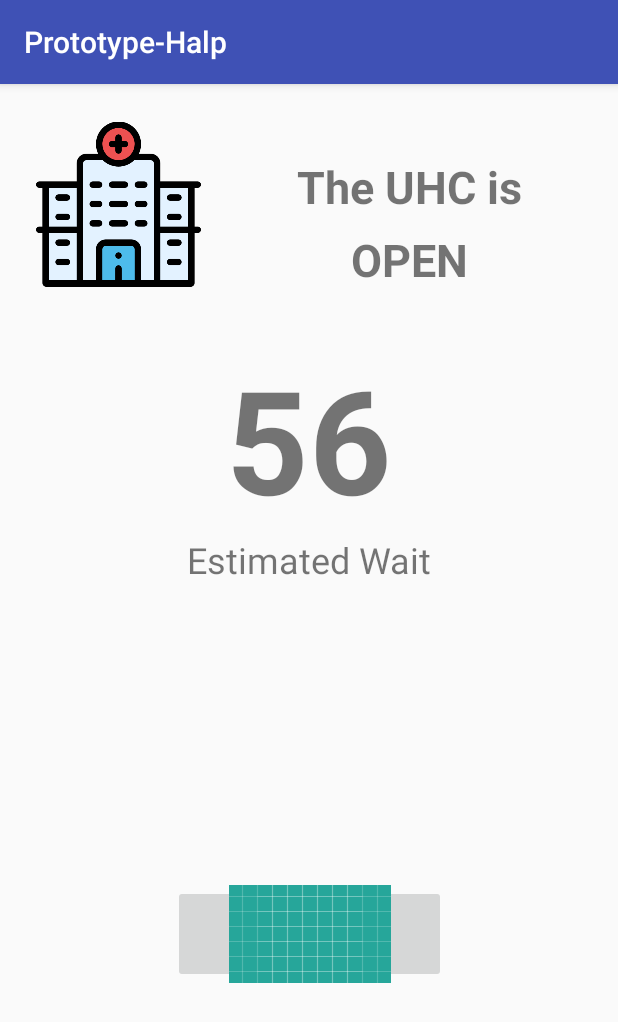
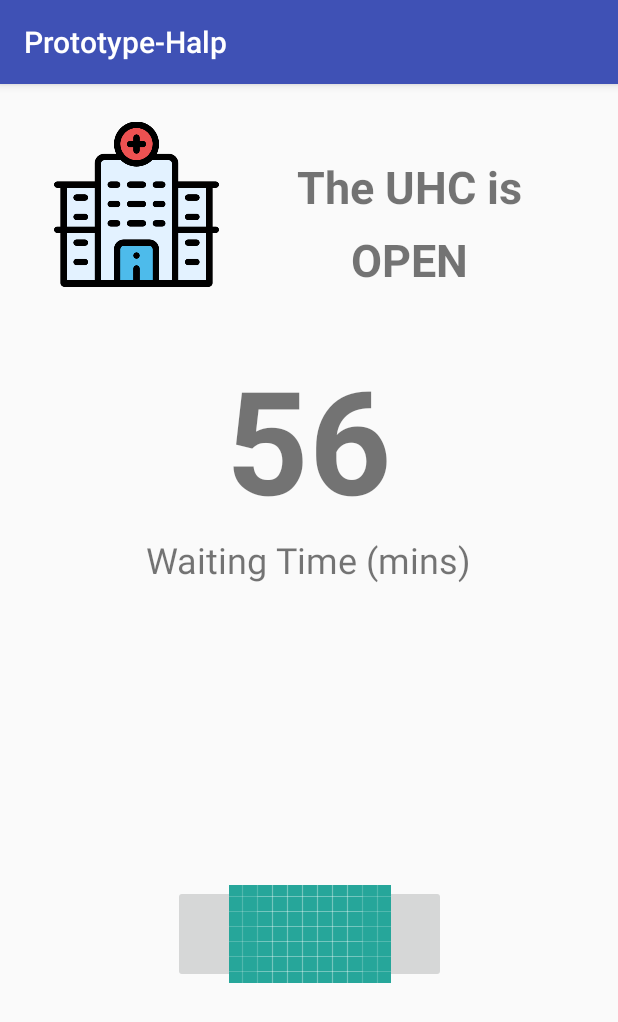
Before and after one commit to pikulet/orbital-halp, an Android app: the screen it shows after launch (MainActivity), on a phone screen of 412 x 824 dp. Shown: the top 1022 px of the screen. Run offline under Robolectric (Android 15) with nearby library versions, the phone set to English and light mode, and no system bars.

Commit message:
Updated Constraint layout
Increase margin from 24dp to 36dp

```diff
--- a/PrototypeHalp/app/src/main/res/layout/activity_main.xml
+++ b/PrototypeHalp/app/src/main/res/layout/activity_main.xml
@@ -10,7 +10,7 @@
         android:id="@+id/imageView"
         android:layout_width="110dp"
         android:layout_height="112dp"
-        android:layout_marginStart="24dp"
+        android:layout_marginStart="36dp"
         android:layout_marginTop="24dp"
         android:contentDescription="@string/main_clinic_icon_content_desc"
         app:layout_constraintStart_toStartOf="parent"
@@ -21,7 +21,7 @@
         android:id="@+id/main_clinic"
         android:layout_width="wrap_content"
         android:layout_height="wrap_content"
-        android:layout_marginEnd="24dp"
+        android:layout_marginEnd="36dp"
         android:layout_marginStart="24dp"
         android:layout_marginTop="48dp"
         android:text="@string/main_clinic_status"
--- a/PrototypeHalp/app/src/main/res/values/strings.xml
+++ b/PrototypeHalp/app/src/main/res/values/strings.xml
@@ -4,5 +4,5 @@
     <string name="main_clinic_status_closed">CLOSED</string>
     <string name="main_clinic_status_open">OPEN</string>
     <string name="main_clinic_icon_content_desc">Clinic icon</string>
-    <string name="main_est_wait">Estimated Wait</string>
+    <string name="main_est_wait">Waiting Time (mins)</string>
 </resources>
```
